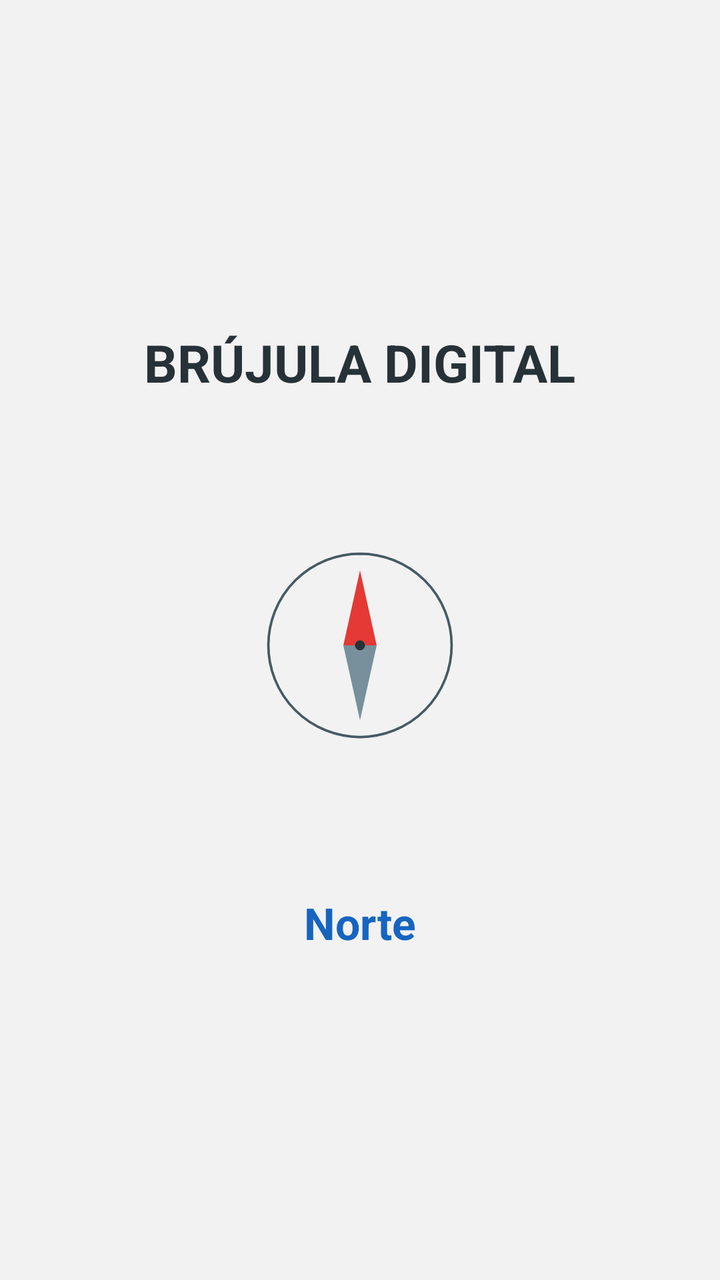
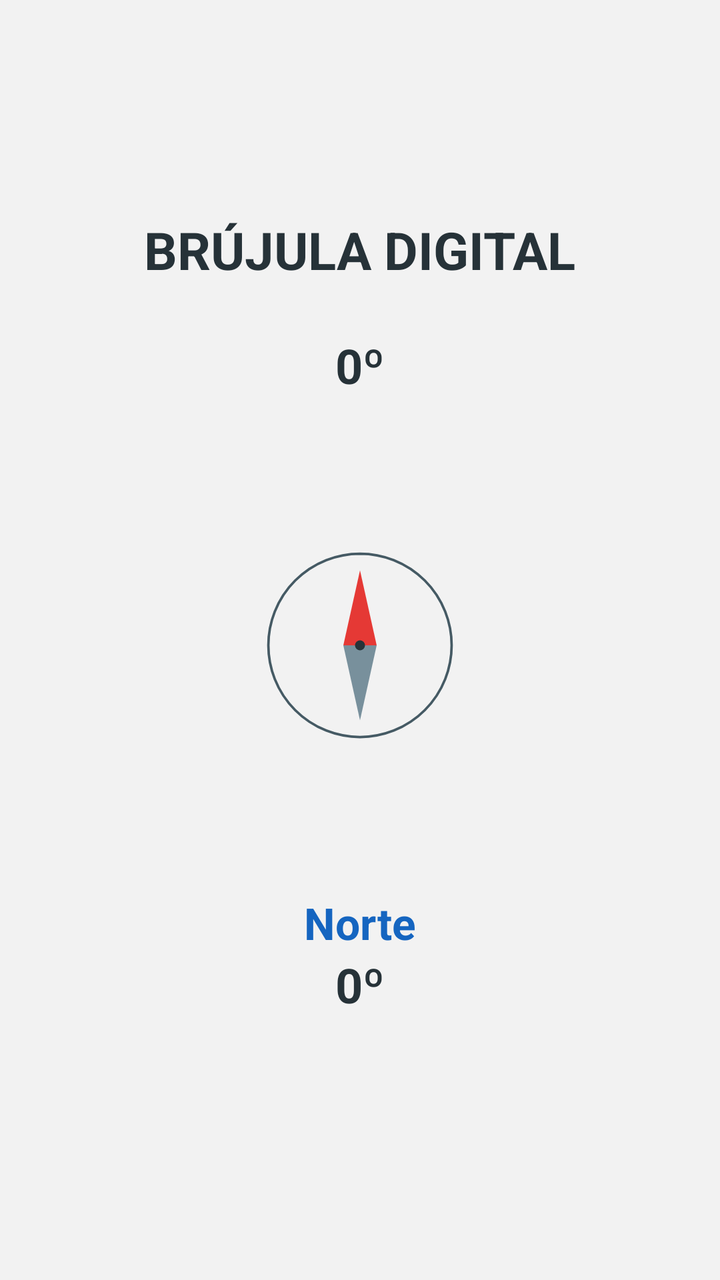

Two renders of the same Android screen: before a commit and after it. Below are the layout's source before the change and the commit's diff.
<!-- AndroidManifest.xml: application theme Theme.BrujulaDigital -->
<!-- res/layout/activity_main.xml -->
<?xml version="1.0" encoding="utf-8"?>
<LinearLayout
    xmlns:android="http://schemas.android.com/apk/res/android"
    xmlns:tools="http://schemas.android.com/tools"

    android:id="@+id/main"
    android:layout_width="match_parent"
    android:layout_height="match_parent"

    android:orientation="vertical"
    android:gravity="center"
    android:padding="24dp"

    android:background="#F2F2F2"
    tools:context=".MainActivity">

    

    <TextView
        android:layout_width="wrap_content"
        android:layout_height="wrap_content"

        android:text="BRÚJULA DIGITAL"
        android:textSize="26sp"
        android:textStyle="bold"
        android:textColor="#263238"

        android:layout_marginBottom="24dp" />

    

    
    <ImageView
        android:id="@+id/imgBrujula"
        android:layout_width="100dp"
        android:layout_height="200dp"

        android:src="@drawable/aguja_brujula"
        android:contentDescription="Aguja de brújula"

        android:layout_marginBottom="24dp" />

    

    
    <TextView
        android:id="@+id/txtDireccion"
        android:layout_width="wrap_content"
        android:layout_height="wrap_content"

        android:text="Norte"
        android:textSize="22sp"
        android:textStyle="bold"
        android:textColor="#1565C0" />

</LinearLayout>
<!-- resources referenced by this layout -->
<resources>
  <!-- drawable aguja_brujula (drawable) -->
  <?xml version="1.0" encoding="utf-8"?>
  <vector xmlns:android="http://schemas.android.com/apk/res/android"
      android:width="240dp"
      android:height="240dp"
      android:viewportWidth="240"
      android:viewportHeight="240">
  
      
  
      <path
          android:fillColor="@android:color/transparent"
          android:strokeColor="#455A64"
          android:strokeWidth="3"
          android:pathData="M120,10 A110,110 0 0,1 120,230 A110,110 0 0,1 120,10 Z" />
  
      
  
      <path
          android:fillColor="#E53935"
          android:pathData="M120,30 L100,120 L140,120 Z" />
  
      
  
      <path
          android:fillColor="#78909C"
          android:pathData="M100,120 L140,120 L120,210 Z" />
  
      
  
      <path
          android:fillColor="#263238"
          android:pathData="M120,114 A6,6 0 1,1 120,126 A6,6 0 1,1 120,114 Z" />
  
  </vector>
  <style name="Theme.BrujulaDigital" parent="Base.Theme.BrujulaDigital" />
  <style name="Base.Theme.BrujulaDigital" parent="Theme.Material3.DayNight.NoActionBar">
          
          
      </style>
</resources>

<!-- the commit's change to res/layout/activity_main.xml (unified diff, before → after) -->
@@ -27,6 +27,17 @@
 
         android:layout_marginBottom="24dp" />
 
+    <TextView
+        android:id="@+id/txtGrados"
+        android:layout_width="wrap_content"
+        android:layout_height="wrap_content"
+        android:text="0º"
+        android:textSize="24sp"
+        android:textStyle="bold"
+        android:textColor="#263238"
+        android:layout_marginBottom="24dp" />
+
+
     
 
     
@@ -53,4 +64,14 @@
         android:textStyle="bold"
         android:textColor="#1565C0" />
 
+    <TextView
+        android:id="@+id/txtSensor"
+        android:layout_width="wrap_content"
+        android:layout_height="wrap_content"
+        android:text="0º"
+        android:textSize="24sp"
+        android:textStyle="bold"
+        android:textColor="#263238"
+        android:layout_marginBottom="24dp" />
+
 </LinearLayout>
